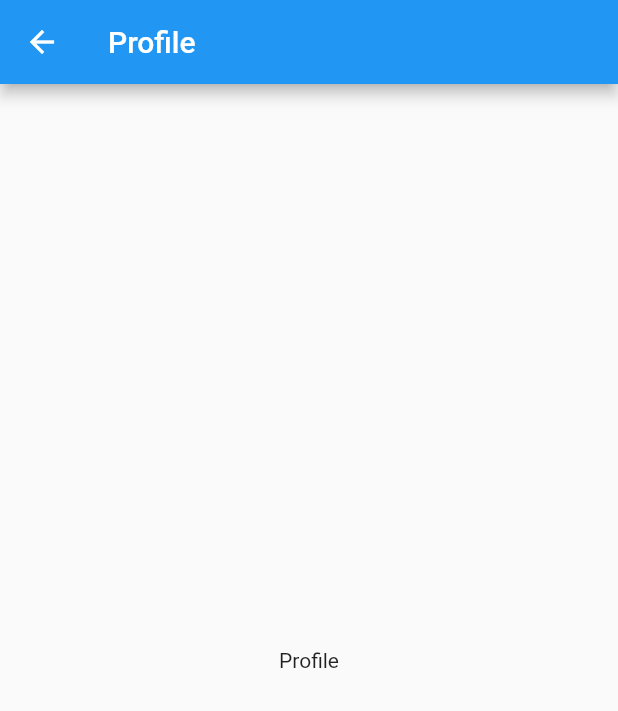
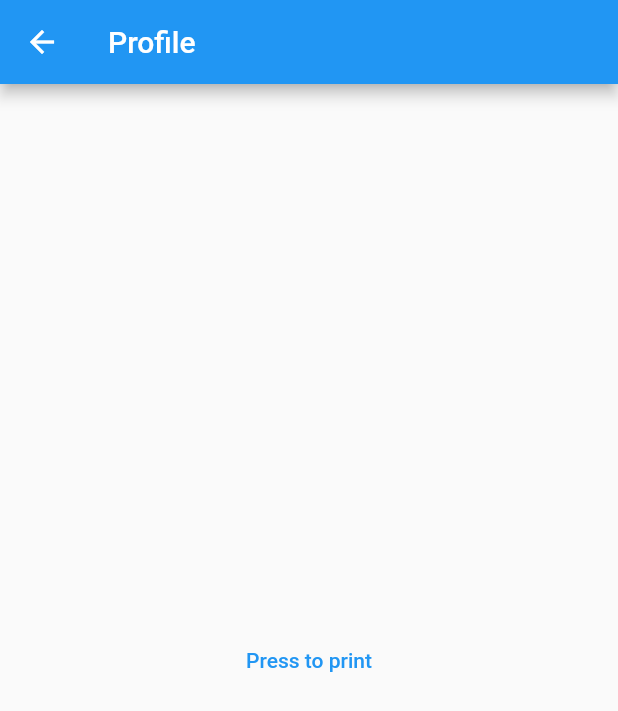
Before and after one commit to MonzerMahmoud/flutter_getx, a Flutter app: the screen it shows after launch, after a tap on "Press", on a phone screen of 412 x 824 dp. Shown: the top 711 px of the screen. Run offline on Flutter 3.47's test engine with Material 2 defaults, Android fonts, the phone set to English and light mode, and no system bars; our stand-ins replace get.

Commit message:
Create new action file in modules and Separating actions from views

```diff
--- /dev/null
+++ b/lib/modules/home/home_actions.dart
@@ -0,0 +1,12 @@
+
+import 'package:flutter_getx/routes/app_routes.dart';
+import 'package:flutter/material.dart';
+import 'package:get/get.dart';
+
+
+class HomeActions {
+
+  buttonPressed() {
+    Get.toNamed(AppRoutes.profile);
+  }
+}
--- a/lib/modules/home/home_page.dart
+++ b/lib/modules/home/home_page.dart
@@ -1,6 +1,6 @@
 import 'package:flutter/material.dart';
 import 'package:flutter_getx/modules/home/home_controller.dart';
-import 'package:flutter_getx/routes/app_routes.dart';
+import 'package:flutter_getx/modules/home/home_actions.dart';
 import 'package:get/get.dart';
 
 class HomePage extends StatelessWidget {
@@ -13,7 +13,7 @@ class HomePage extends StatelessWidget {
           title: const Text('Home'),
         ),
         body: Center(
-          child: TextButton(onPressed: () {Get.toNamed(AppRoutes.profile);}, child: Text("Press")),
+          child: TextButton(onPressed: () {HomeActions().buttonPressed();}, child: Text("Press")),
         ),
       ),
     );
--- /dev/null
+++ b/lib/modules/profile/profile_actions.dart
@@ -0,0 +1,10 @@
+
+import 'package:flutter_getx/routes/app_routes.dart';
+import 'package:get/get.dart';
+
+class ProfileActions {
+
+  buttonPressed () {
+    print("Button Pressed");
+  }
+}
--- a/lib/modules/profile/profile_page.dart
+++ b/lib/modules/profile/profile_page.dart
@@ -1,3 +1,4 @@
+import 'package:flutter_getx/modules/profile/profile_actions.dart';
 import 'package:flutter_getx/modules/profile/profile_binding.dart';
 import 'package:flutter_getx/modules/profile/profile_controller.dart';
 import 'package:get/get.dart';
@@ -12,8 +13,8 @@ class ProfilePage extends StatelessWidget {
         appBar: AppBar(
           title: const Text('Profile'),
         ),
-        body: const Center(
-          child: Text("Profile"),
+        body: Center(
+          child: TextButton(onPressed: () {ProfileActions().buttonPressed();}, child: Text("Press to print")),
         ),
       ),
     );
```
